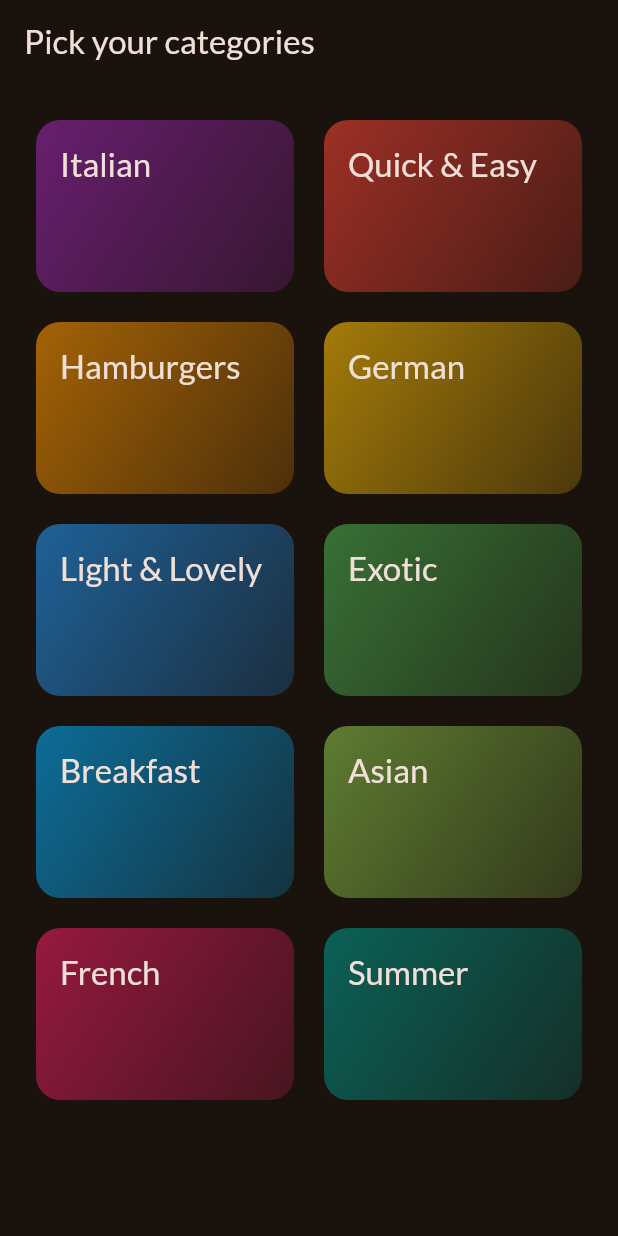
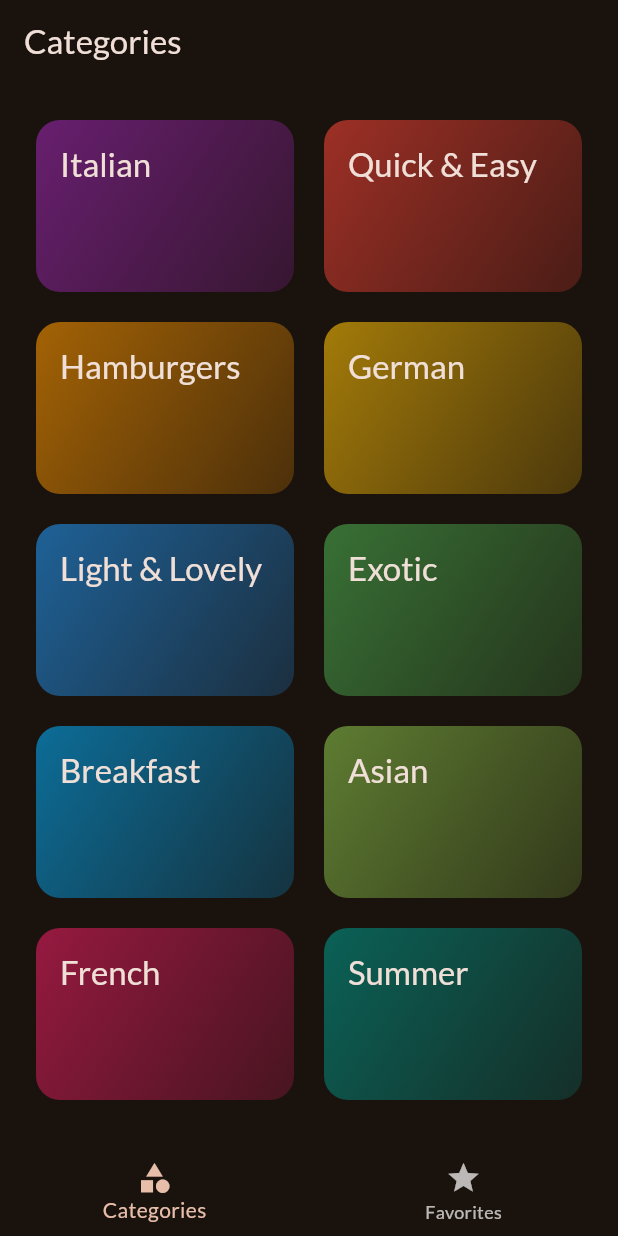
Before and after one commit to ikhsanmuhamad22/flutter_mealsapp, a Flutter app: the screen it shows after launch, on a phone screen of 412 x 824 dp. Run offline on Flutter 3.47's test engine with Material 3 defaults, Android fonts, the phone set to English and light mode, and no system bars; our stand-ins replace google_fonts, transparent_image.

Commit message:
add: favorite meal feature

```diff
--- a/lib/main.dart
+++ b/lib/main.dart
@@ -1,7 +1,7 @@
 import 'package:flutter/material.dart';
 
 import 'package:google_fonts/google_fonts.dart';
-import 'package:meals_app/screens/categories_screen.dart';
+import 'package:meals_app/screens/tabs_screen.dart';
 
 final theme = ThemeData(
   useMaterial3: true,
@@ -18,12 +18,11 @@ void main() {
 
 class App extends StatelessWidget {
   const App({super.key});
-
   @override
   Widget build(BuildContext context) {
     return MaterialApp(
       theme: theme,
-      home: CategoriesScreen(),
+      home: TabsScreen(),
     );
   }
 }
--- a/lib/screens/categories_screen.dart
+++ b/lib/screens/categories_screen.dart
@@ -1,11 +1,14 @@
 import 'package:flutter/material.dart';
 import 'package:meals_app/data/dummy_data.dart';
 import 'package:meals_app/models/category.dart';
+import 'package:meals_app/models/meal.dart';
 import 'package:meals_app/screens/meals_screen.dart';
 import 'package:meals_app/widget/category_grid_item.dart';
 
 class CategoriesScreen extends StatelessWidget {
-  const CategoriesScreen({super.key});
+  const CategoriesScreen({super.key, required this.onToggleFavorite});
+
+  final void Function(Meal meal) onToggleFavorite;
 
   void _selectCategory(BuildContext context, Category category) {
     final filteredCategory = dummyMeals
@@ -15,18 +18,18 @@ class CategoriesScreen extends StatelessWidget {
       context,
       MaterialPageRoute(
         builder: (context) =>
-            MealsScreen(title: category.title, meals: filteredCategory),
+            MealsScreen(
+          title: category.title,
+          meals: filteredCategory,
+          onToggleFavorite: onToggleFavorite,
+        ),
       ),
     );
   }
 
   @override
   Widget build(BuildContext context) {
-    return Scaffold(
-      appBar: AppBar(
-        title: Text('Pick your categories'),
-      ),
-      body: GridView(
+    return GridView(
       padding: EdgeInsets.all(24),
       gridDelegate: SliverGridDelegateWithFixedCrossAxisCount(
         crossAxisCount: 2,
@@ -41,7 +44,6 @@ class CategoriesScreen extends StatelessWidget {
             onSelectCategory: _selectCategory,
           )
       ],
-      ),
     );
   }
 }
--- /dev/null
+++ b/lib/screens/tabs_screen.dart
@@ -0,0 +1,65 @@
+import 'package:flutter/material.dart';
+import 'package:meals_app/models/meal.dart';
+import 'package:meals_app/screens/categories_screen.dart';
+import 'package:meals_app/screens/meals_screen.dart';
+
+class TabsScreen extends StatefulWidget {
+  const TabsScreen({super.key});
+
+  @override
+  State<StatefulWidget> createState() {
+    return _TabsScreenState();
+  }
+}
+
+class _TabsScreenState extends State<TabsScreen> {
+  final List<Meal> favorites = [];
+  int _selectedPageIndex = 0;
+
+  void _addToggleToFavorite(Meal meal) {
+    final isFavorite = favorites.contains(meal);
+
+    if (isFavorite) {
+      favorites.remove(meal);
+    } else {
+      favorites.add(meal);
+    }
+  }
+
+  void _selectPage(int index) {
+    setState(() {
+      _selectedPageIndex = index;
+    });
+  }
+
+  @override
+  Widget build(BuildContext context) {
+    Widget activePage = CategoriesScreen(
+      onToggleFavorite: _addToggleToFavorite,
+    );
+    var activePageTitle = 'Categories';
+
+    if (_selectedPageIndex == 1) {
+      activePage = MealsScreen(
+        meals: favorites,
+        onToggleFavorite: _addToggleToFavorite,
+      );
+      activePageTitle = 'Your Favorites';
+    }
+
+    return Scaffold(
+      appBar: AppBar(
+        title: Text(activePageTitle),
+      ),
+      body: activePage,
+      bottomNavigationBar: BottomNavigationBar(
+          onTap: _selectPage,
+          currentIndex: _selectedPageIndex,
+          items: [
+            BottomNavigationBarItem(
+                icon: Icon(Icons.category), label: 'Categories'),
+            BottomNavigationBarItem(icon: Icon(Icons.star), label: 'Favorites')
+          ]),
+    );
+  }
+}
```
Also changed, not shown: lib/screens/meal_detail_screen.dart (+10 -1 lines), lib/screens/meals_screen.dart (+17 -4 lines), lib/widget/meal_item.dart (+9 -2 lines). Lines whose indentation alone changed are shown as unchanged.
